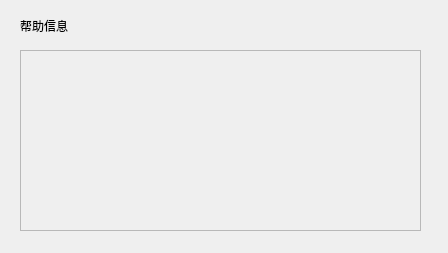
Before: the Qt Designer form ManageSystem/help.ui in skyformat99/ManagerSystem, drawn with Qt 5.
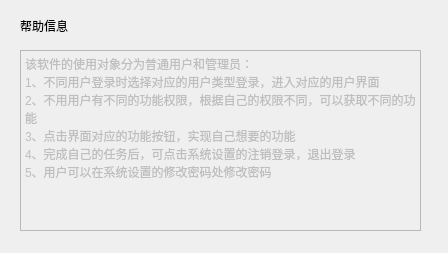
After: the same form once the commit is applied.

Commit message: 第二版 把系统设置和登录界面取消按钮的功能实现了，并对界面之间的转换做了优化，完全实现了界面间的相互跳转。

Patch:
```diff
--- a/ManageSystem/help.ui
+++ b/ManageSystem/help.ui
@@ -25,6 +25,18 @@
      <height>181</height>
     </rect>
    </property>
+   <property name="html">
+    <string>&lt;!DOCTYPE HTML PUBLIC &quot;-//W3C//DTD HTML 4.0//EN&quot; &quot;http://www.w3.org/TR/REC-html40/strict.dtd&quot;&gt;
+&lt;html&gt;&lt;head&gt;&lt;meta name=&quot;qrichtext&quot; content=&quot;1&quot; /&gt;&lt;style type=&quot;text/css&quot;&gt;
+p, li { white-space: pre-wrap; }
+&lt;/style&gt;&lt;/head&gt;&lt;body style=&quot; font-family:'SimSun'; font-size:9pt; font-weight:400; font-style:normal;&quot;&gt;
+&lt;p style=&quot; margin-top:0px; margin-bottom:0px; margin-left:0px; margin-right:0px; -qt-block-indent:0; text-indent:0px;&quot;&gt;该软件的使用对象分为普通用户和管理员：&lt;/p&gt;
+&lt;p style=&quot; margin-top:0px; margin-bottom:0px; margin-left:0px; margin-right:0px; -qt-block-indent:0; text-indent:0px;&quot;&gt;1、不同用户登录时选择对应的用户类型登录，进入对应的用户界面&lt;/p&gt;
+&lt;p style=&quot; margin-top:0px; margin-bottom:0px; margin-left:0px; margin-right:0px; -qt-block-indent:0; text-indent:0px;&quot;&gt;2、不用用户有不同的功能权限，根据自己的权限不同，可以获取不同的功能&lt;/p&gt;
+&lt;p style=&quot; margin-top:0px; margin-bottom:0px; margin-left:0px; margin-right:0px; -qt-block-indent:0; text-indent:0px;&quot;&gt;3、点击界面对应的功能按钮，实现自己想要的功能&lt;/p&gt;
+&lt;p style=&quot; margin-top:0px; margin-bottom:0px; margin-left:0px; margin-right:0px; -qt-block-indent:0; text-indent:0px;&quot;&gt;4、完成自己的任务后，可点击系统设置的注销登录，退出登录&lt;/p&gt;
+&lt;p style=&quot; margin-top:0px; margin-bottom:0px; margin-left:0px; margin-right:0px; -qt-block-indent:0; text-indent:0px;&quot;&gt;5、用户可以在系统设置的修改密码处修改密码&lt;/p&gt;&lt;/body&gt;&lt;/html&gt;</string>
+   </property>
   </widget>
   <widget class="QLabel" name="helpLabel">
    <property name="geometry">
```
The commit also changes 24 other files.
